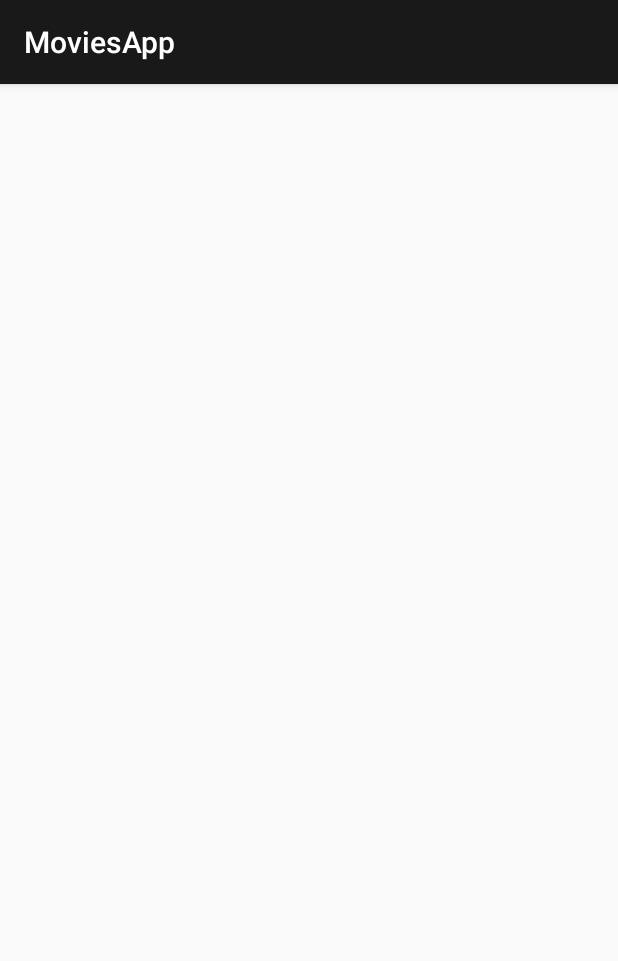
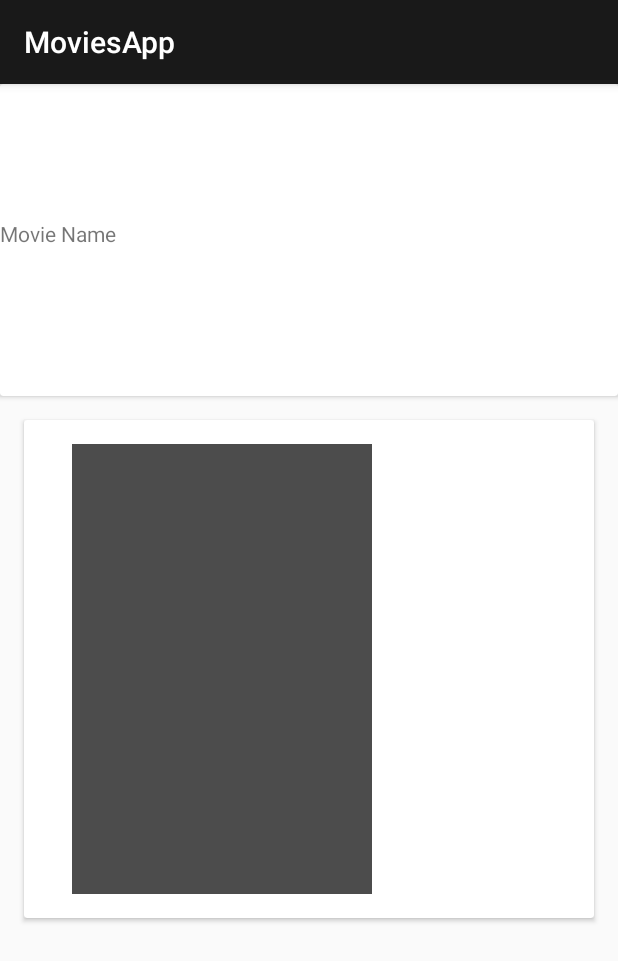
Before and after one commit to eniolaipoola/MoviesApp, an Android app: the DetailsActivity screen opened directly, with no data from a screen before it, on a phone screen of 412 x 824 dp. Shown: the top 961 px of the screen. Run offline under Robolectric (Android 15) with nearby library versions, the phone set to English and light mode, and no system bars.

Commit message:
Design detal activity page

```diff
--- a/app/build.gradle
+++ b/app/build.gradle
@@ -28,6 +28,8 @@ dependencies {
     androidTestImplementation 'com.android.support.test:runner:1.0.2'
     androidTestImplementation 'com.android.support.test.espresso:espresso-core:3.0.2'
 
+    implementation 'com.android.support:cardview-v7:28.0.0'
+
     //###################################### Networking #######################################//
     implementation 'com.squareup.retrofit2:retrofit:2.5.0'
     implementation 'com.google.code.gson:gson:2.8.5'
--- a/app/src/main/AndroidManifest.xml
+++ b/app/src/main/AndroidManifest.xml
@@ -12,8 +12,8 @@
         android:roundIcon="@mipmap/ic_launcher_round"
         android:supportsRtl="true"
         android:theme="@style/AppTheme">
-        <activity android:name=".DetailsActivity"></activity>
-        <activity android:name=".MainActivity">
+        <activity android:name=".activities.DetailsActivity"></activity>
+        <activity android:name=".activities.MainActivity">
             <intent-filter>
                 <action android:name="android.intent.action.MAIN" />
 
--- a/app/src/main/java/com/example/moviesapp/DetailsActivity.java
+++ b/app/src/main/java/com/example/moviesapp/activities/DetailsActivity.java
@@ -1,7 +1,9 @@
-package com.example.moviesapp;
+package com.example.moviesapp.activities;
 
 import android.support.v7.app.AppCompatActivity;
 import android.os.Bundle;
+
+import com.example.moviesapp.R;
 
 public class DetailsActivity extends AppCompatActivity {
 
@@ -9,5 +11,7 @@ public class DetailsActivity extends AppCompatActivity {
     protected void onCreate(Bundle savedInstanceState) {
         super.onCreate(savedInstanceState);
         setContentView(R.layout.activity_details);
+
+
     }
 }
--- a/app/src/main/java/com/example/moviesapp/networking/MovieData.java
+++ b/app/src/main/java/com/example/moviesapp/networking/MovieData.java
@@ -47,7 +47,6 @@ public class MovieData {
                                 String originalTitle = result.get(i).getOriginalTitle();
                                 String plotSynopsis = result.get(i).getPlotSynopsis();
 
-
                                 result.get(i).setMovieId(id);
                                 result.get(i).setOriginalTitle(originalTitle);
                                 result.get(i).setPlotSynopsis(plotSynopsis);
--- a/app/src/main/res/layout/activity_details.xml
+++ b/app/src/main/res/layout/activity_details.xml
@@ -4,6 +4,87 @@
     xmlns:tools="http://schemas.android.com/tools"
     android:layout_width="match_parent"
     android:layout_height="match_parent"
-    tools:context=".DetailsActivity">
+    xmlns:app="http://schemas.android.com/apk/res-auto"
+    tools:context=".activities.DetailsActivity">
+
+    <android.support.v7.widget.CardView
+        android:id="@+id/movieNameCardView"
+        android:layout_width="match_parent"
+        android:layout_height="wrap_content"
+        app:layout_constraintStart_toStartOf="parent"
+        app:layout_constraintTop_toTopOf="parent">
+
+        <TextView
+            android:id="@+id/movieThumbnail"
+            android:layout_width="match_parent"
+            android:layout_height="200dp"
+            android:gravity="center_vertical"
+            android:text="@string/movie_name"
+            android:layout_marginBottom="8dp"
+            />
+    </android.support.v7.widget.CardView>
+
+    <android.support.v7.widget.CardView
+        android:id="@+id/movieDetailCardView"
+        android:layout_width="match_parent"
+        android:layout_height="wrap_content"
+        app:layout_constraintStart_toStartOf="parent"
+        app:layout_constraintTop_toBottomOf="@id/movieNameCardView"
+        android:layout_margin="16dp">
+
+        <android.support.constraint.ConstraintLayout
+            android:id="@+id/movieInformationCardView"
+            android:layout_width="match_parent"
+            android:layout_height="match_parent"
+            android:layout_margin="16dp">
+
+            <ImageView
+                android:id="@+id/movie_poster"
+                android:layout_width="200dp"
+                android:layout_height="300dp"
+                tools:ignore="ContentDescription"
+                android:background="@color/colorPrimaryDark"
+                android:layout_marginStart="16dp"
+                android:layout_marginEnd="16dp"
+                android:layout_marginTop="8dp"
+                app:layout_constraintBottom_toBottomOf="parent"
+                app:layout_constraintStart_toStartOf="parent" />
+
+            <TextView
+                android:id="@+id/originalTitle"
+                android:layout_height="20dp"
+                android:layout_width="100dp"
+                android:layout_margin="16dp"
+                app:layout_constraintTop_toTopOf="@+id/movie_poster"
+                app:layout_constraintStart_toEndOf="@id/movie_poster" />
+
+
+            <TextView
+                android:id="@+id/releaseDate"
+                android:layout_height="20dp"
+                android:layout_width="100dp"
+                android:layout_margin="16dp"
+                app:layout_constraintTop_toBottomOf="@+id/originalTitle"
+                app:layout_constraintStart_toEndOf="@id/movie_poster" />
+
+            <TextView
+                android:id="@+id/rating"
+                android:layout_height="20dp"
+                android:layout_width="100dp"
+                android:layout_margin="16dp"
+                app:layout_constraintTop_toBottomOf="@+id/releaseDate"
+                app:layout_constraintStart_toEndOf="@id/movie_poster" />
+
+
+
+        </android.support.constraint.ConstraintLayout>
+
+
+
+
+
+    </android.support.v7.widget.CardView>
+
+
 
 </android.support.constraint.ConstraintLayout>
--- a/app/src/main/res/layout/activity_main.xml
+++ b/app/src/main/res/layout/activity_main.xml
@@ -4,7 +4,7 @@
     xmlns:tools="http://schemas.android.com/tools"
     android:layout_width="match_parent"
     android:layout_height="match_parent"
-    tools:context=".MainActivity">
+    tools:context=".activities.MainActivity">
 
     <android.support.v7.widget.RecyclerView
         android:id="@+id/grid_recycler_view"
--- a/app/src/main/res/values/strings.xml
+++ b/app/src/main/res/values/strings.xml
@@ -5,4 +5,6 @@
     <string name="top_rated">Top Rated</string>
 
     <string name="error_message"> No internet, please check your internet connection</string>
+
+    <string name="movie_name">Movie Name</string>
 </resources>
```
Also changed, not shown: app/src/main/java/com/example/moviesapp/activities/MainActivity.java (renamed from app/src/main/java/com/example/moviesapp/MainActivity.java, +4 -3 lines), app/src/main/java/com/example/moviesapp/adapters/MoviesAdapter.java (renamed from app/src/main/java/com/example/moviesapp/MoviesAdapter.java, +35 -11 lines).
